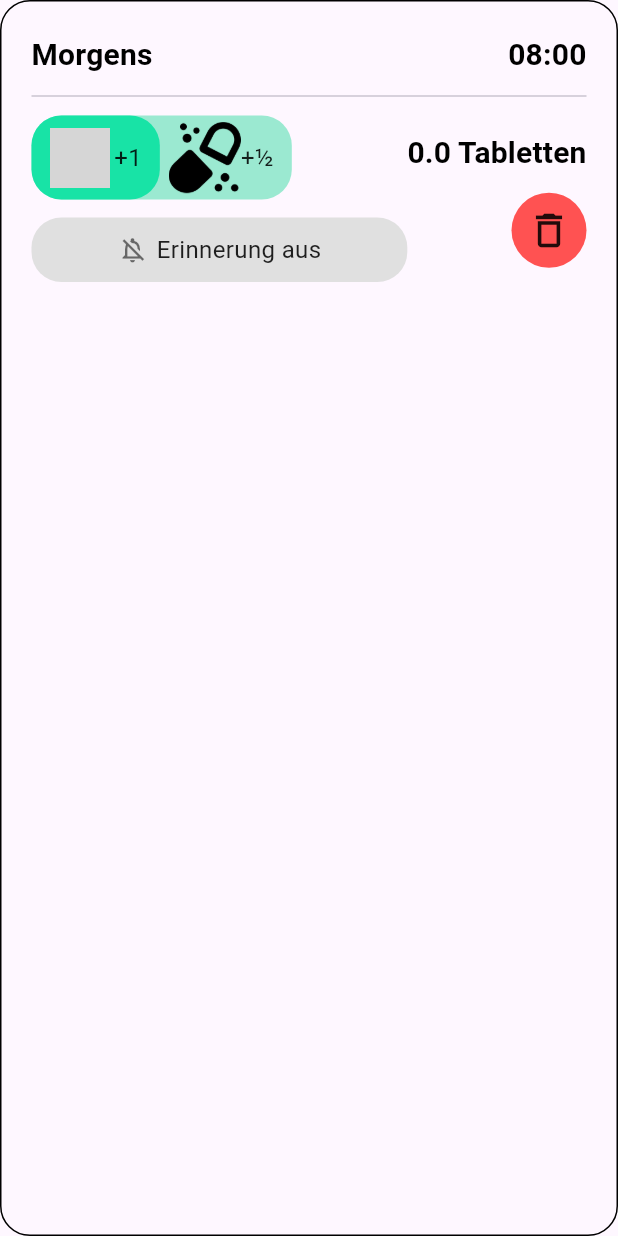
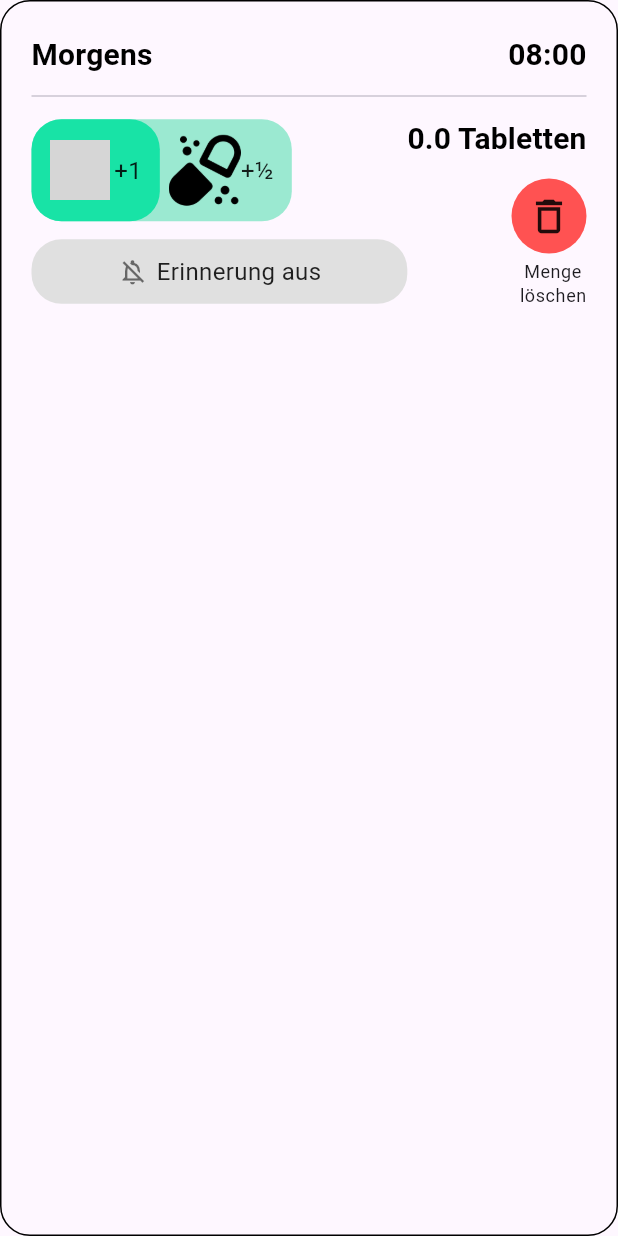
Before and after one commit to jakygalautz-source/se2-project, a Flutter app: the IntakeSlotCard widget shown alone on an empty page, opened directly, on a phone screen of 412 x 824 dp. Run offline on Flutter 3.47's test engine with Material 3 defaults, Android fonts, the phone set to English and light mode, and no system bars; grey boxes are pictures that could not be loaded.

Commit message:
improve intake slot UI and reset action clarity

```diff
--- a/lib/widgets/intake_slot_card.dart
+++ b/lib/widgets/intake_slot_card.dart
@@ -77,6 +77,12 @@ class IntakeSlotCard extends StatelessWidget {
                         child: Icon(Icons.delete_outline, size: 30),
                       ),
                     ),
+                    const SizedBox(height: 4),
+                    Text(
+                      "Menge\nlöschen",
+                      textAlign: TextAlign.center,
+                      style: Theme.of(context).textTheme.bodySmall,
+                    ),
                   ],
                 ),
               ],
--- a/lib/widgets/pill_add_button.dart
+++ b/lib/widgets/pill_add_button.dart
@@ -22,7 +22,7 @@ class PillAddButton extends StatelessWidget {
         mainAxisSize: MainAxisSize.min,
         children: [
           Container(
-            padding: EdgeInsets.symmetric(horizontal: 12, vertical: 8),
+            padding: EdgeInsets.symmetric(horizontal: 12, vertical: 14),
             decoration: BoxDecoration(
               color: Color.fromARGB(255, 24, 227, 166),
               borderRadius: BorderRadius.circular(20),
```
